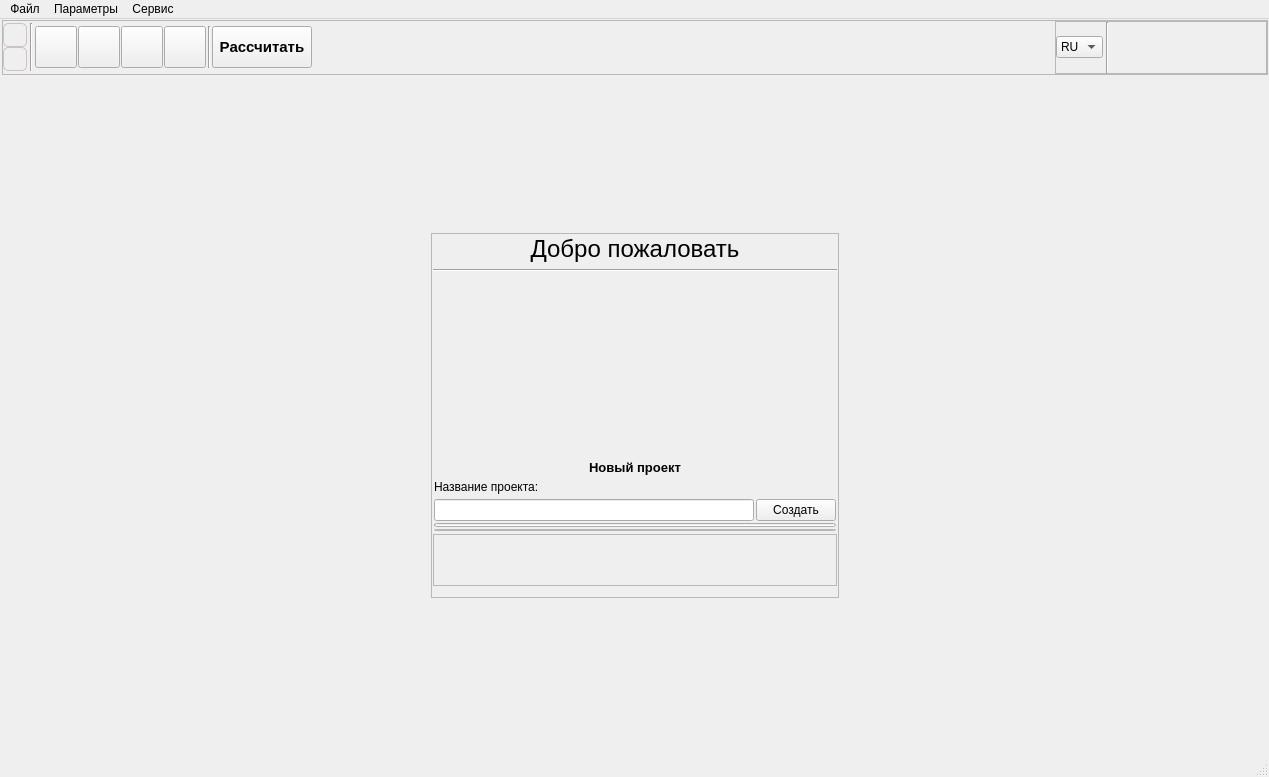
Old version of the form NanotechPRO/nanotechpro.ui in the repository Mik2203/NanotechPRO.
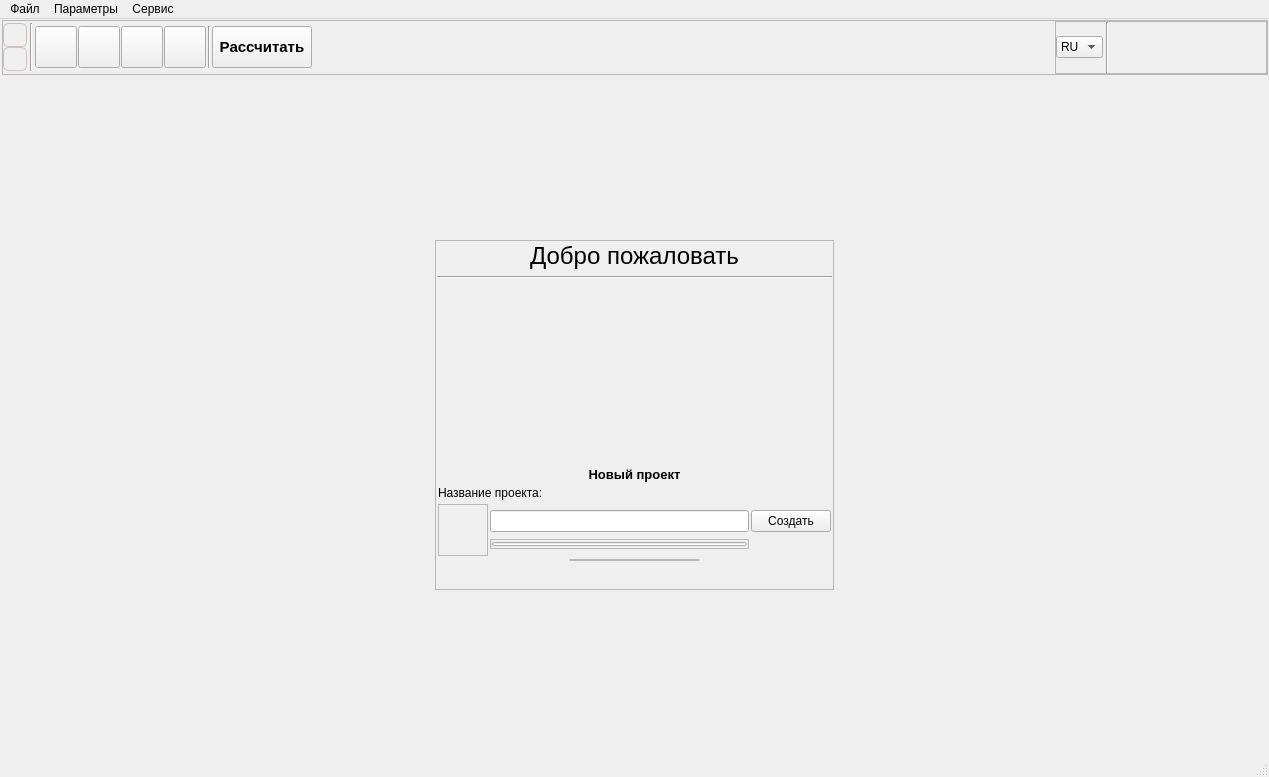
New version of the form. The open tabs and pages were chosen to show the change. Icons and pictures are not drawn.

```diff
--- a/NanotechPRO/nanotechpro.ui
+++ b/NanotechPRO/nanotechpro.ui
@@ -859,13 +859,19 @@
            </item>
            <item row="4" column="0" colspan="3">
             <widget class="QFrame" name="fr_new_pro_0">
+             <property name="maximumSize">
+              <size>
+               <width>16777215</width>
+               <height>999</height>
+              </size>
+             </property>
              <property name="frameShape">
               <enum>QFrame::NoFrame</enum>
              </property>
              <property name="frameShadow">
               <enum>QFrame::Raised</enum>
              </property>
-             <layout class="QGridLayout" name="gridLayout_4">
+             <layout class="QGridLayout" name="gridLayout_27">
               <property name="leftMargin">
                <number>1</number>
               </property>
@@ -878,52 +884,13 @@
               <property name="bottomMargin">
                <number>1</number>
               </property>
-              <property name="spacing">
+              <property name="horizontalSpacing">
                <number>2</number>
               </property>
-              <item row="2" column="0">
-               <layout class="QHBoxLayout" name="horizontalLayout_3">
-                <item>
-                 <widget class="QLineEdit" name="lineE_new_pro_0">
-                  <property name="styleSheet">
-                   <string notr="true"/>
-                  </property>
-                 </widget>
-                </item>
-                <item>
-                 <widget class="QPushButton" name="pushB_new_pro_0">
-                  <property name="text">
-                   <string>Создать</string>
-                  </property>
-                 </widget>
-                </item>
-               </layout>
-              </item>
-              <item row="1" column="0">
-               <layout class="QHBoxLayout" name="horizontalLayout_2">
-                <item>
-                 <widget class="QLabel" name="label_4">
-                  <property name="text">
-                   <string>Название проекта:</string>
-                  </property>
-                 </widget>
-                </item>
-                <item>
-                 <spacer name="horizontalSpacer_5">
-                  <property name="orientation">
-                   <enum>Qt::Horizontal</enum>
-                  </property>
-                  <property name="sizeHint" stdset="0">
-                   <size>
-                    <width>40</width>
-                    <height>20</height>
-                   </size>
-                  </property>
-                 </spacer>
-                </item>
-               </layout>
-              </item>
-              <item row="0" column="0">
+              <property name="verticalSpacing">
+               <number>1</number>
+              </property>
+              <item row="0" column="0" colspan="2">
                <widget class="QLabel" name="label_3">
                 <property name="font">
                  <font>
@@ -940,52 +907,44 @@
                 </property>
                </widget>
               </item>
-              <item row="4" column="0">
-               <widget class="QPushButton" name="pushB_1">
-                <property name="minimumSize">
-                 <size>
-                  <width>0</width>
-                  <height>2</height>
-                 </size>
-                </property>
-                <property name="maximumSize">
-                 <size>
-                  <width>16777215</width>
-                  <height>2</height>
-                 </size>
-                </property>
+              <item row="1" column="0" colspan="2">
+               <layout class="QHBoxLayout" name="horizontalLayout_2">
+                <item>
+                 <widget class="QLabel" name="label_4">
                 <property name="text">
-                 <string/>
+                   <string>Название проекта:</string>
                 </property>
                </widget>
               </item>
-              <item row="3" column="0">
-               <widget class="QProgressBar" name="pBar_1">
-                <property name="maximumSize">
+                <item>
+                 <spacer name="horizontalSpacer_5">
+                  <property name="orientation">
+                   <enum>Qt::Horizontal</enum>
+                  </property>
+                  <property name="sizeHint" stdset="0">
                  <size>
-                  <width>16777215</width>
-                  <height>4</height>
-                 </size>
-                </property>
-                <property name="value">
-                 <number>0</number>
-                </property>
-                <property name="textVisible">
-                 <bool>false</bool>
-                </property>
-               </widget>
-              </item>
-             </layout>
-            </widget>
-           </item>
-           <item row="5" column="0" colspan="3">
+                    <width>40</width>
+                    <height>20</height>
+                   </size>
+                  </property>
+                 </spacer>
+                </item>
+               </layout>
+              </item>
+              <item row="2" column="0">
             <widget class="QFrame" name="fr_logo_0">
              <property name="minimumSize">
               <size>
-               <width>0</width>
+                  <width>50</width>
                <height>50</height>
               </size>
              </property>
+                <property name="maximumSize">
+                 <size>
+                  <width>50</width>
+                  <height>16777215</height>
+                 </size>
+                </property>
              <property name="frameShape">
               <enum>QFrame::StyledPanel</enum>
              </property>
@@ -1093,6 +1052,94 @@
              </layout>
             </widget>
            </item>
+              <item row="2" column="1">
+               <layout class="QGridLayout" name="gridLayout_4">
+                <property name="horizontalSpacing">
+                 <number>2</number>
+                </property>
+                <property name="verticalSpacing">
+                 <number>1</number>
+                </property>
+                <item row="0" column="1">
+                 <widget class="QPushButton" name="pushB_new_pro_0">
+                  <property name="text">
+                   <string>Создать</string>
+                  </property>
+                 </widget>
+                </item>
+                <item row="0" column="0">
+                 <widget class="QLineEdit" name="lineE_new_pro_0">
+                  <property name="styleSheet">
+                   <string notr="true"/>
+                  </property>
+                 </widget>
+                </item>
+                <item row="1" column="0">
+                 <widget class="QFrame" name="frame_8">
+                  <property name="minimumSize">
+                   <size>
+                    <width>0</width>
+                    <height>10</height>
+                   </size>
+                  </property>
+                  <property name="maximumSize">
+                   <size>
+                    <width>16777215</width>
+                    <height>10</height>
+                   </size>
+                  </property>
+                  <property name="frameShape">
+                   <enum>QFrame::StyledPanel</enum>
+                  </property>
+                  <property name="frameShadow">
+                   <enum>QFrame::Raised</enum>
+                  </property>
+                  <layout class="QGridLayout" name="gridLayout_28">
+                   <property name="leftMargin">
+                    <number>1</number>
+                   </property>
+                   <property name="topMargin">
+                    <number>1</number>
+                   </property>
+                   <property name="rightMargin">
+                    <number>1</number>
+                   </property>
+                   <property name="bottomMargin">
+                    <number>1</number>
+                   </property>
+                   <property name="spacing">
+                    <number>1</number>
+                   </property>
+                   <item row="0" column="0">
+                    <widget class="QProgressBar" name="pBar_1">
+                     <property name="maximumSize">
+                      <size>
+                       <width>16777215</width>
+                       <height>4</height>
+                      </size>
+                     </property>
+                     <property name="styleSheet">
+                      <string notr="true">QProgressBar
+{
+
+}</string>
+                     </property>
+                     <property name="value">
+                      <number>0</number>
+                     </property>
+                     <property name="textVisible">
+                      <bool>false</bool>
+                     </property>
+                    </widget>
+                   </item>
+                  </layout>
+                 </widget>
+                </item>
+               </layout>
+              </item>
+             </layout>
+            </widget>
+           </item>
            <item row="6" column="1">
             <spacer name="verticalSpacer_5">
              <property name="orientation">
@@ -1106,6 +1153,25 @@
              </property>
             </spacer>
            </item>
+           <item row="5" column="1">
+            <widget class="QPushButton" name="pushB_1">
+             <property name="minimumSize">
+              <size>
+               <width>0</width>
+               <height>2</height>
+              </size>
+             </property>
+             <property name="maximumSize">
+              <size>
+               <width>16777215</width>
+               <height>2</height>
+              </size>
+             </property>
+             <property name="text">
+              <string/>
+             </property>
+            </widget>
+           </item>
           </layout>
           <zorder>fr_new_pro_0</zorder>
           <zorder>label</zorder>
```
Left out of the diff: 4 changed lines with no effect on the pictures. Lines whose indentation alone changed are shown as unchanged.
